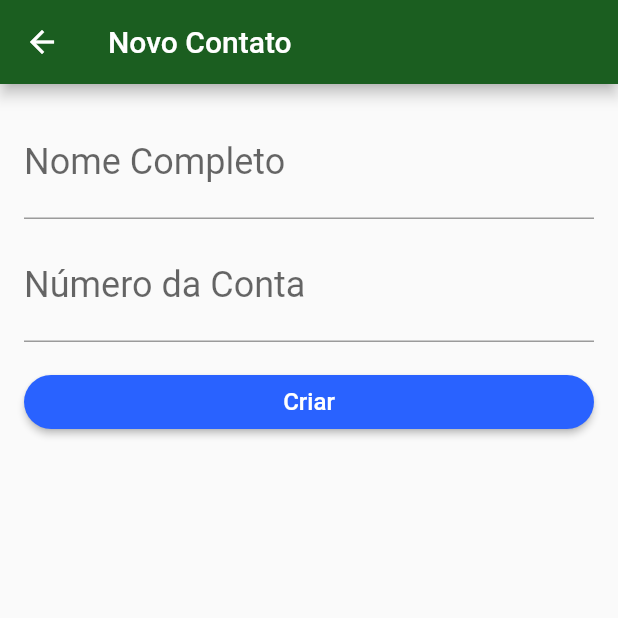
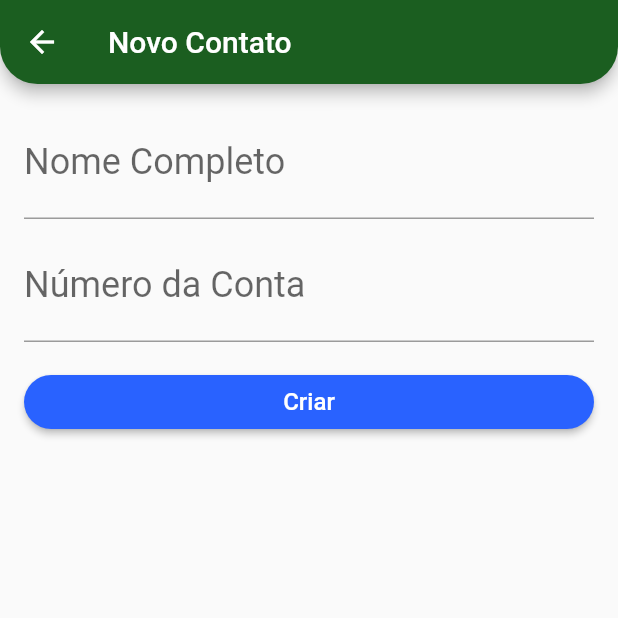
Before and after one commit to SirDiLouis/BytebankAlura, a Flutter app: the ContactsList screen opened directly, after a tap on the "add" icon, on a phone screen of 412 x 824 dp, the top half of it. Run offline on Flutter 3.47's test engine with Material 2 defaults, Android fonts, the phone set to English and light mode, and no system bars; our stand-ins replace sqflite; missing offline and left inert: loading_animations; accounts and stored records are empty.

Commit message:
fatorização e aplicativo completados

```diff
--- /dev/null
+++ b/lib/database/dao/contact_dao.dart
@@ -0,0 +1,47 @@
+import 'package:bytebank/database/app_database.dart';
+import 'package:bytebank/models/contact.dart';
+import 'package:sqflite/sqflite.dart';
+
+class ContactDao {
+  static const String tableSql = 'CREATE TABLE $_tableName('
+      '$_id INTEGER PRIMARY KEY, '
+      '$_name TEXT,'
+      '$_accountNumber INTEGER)';
+  static const String _tableName = 'contacts';
+  static const String _id = 'id';
+  static const String _name = 'name';
+  static const String _accountNumber = 'account_name';
+
+  Future<int> save(Contact contact) async {
+    final Database db = await getDatabase();
+    Map<String, dynamic> contactMap = _toMap(contact);
+    return db.insert(_tableName, contactMap);
+  }
+
+  Map<String, dynamic> _toMap(Contact contact) {
+    final Map<String, dynamic> contactMap = Map();
+    contactMap[_name] = contact.name;
+    contactMap[_accountNumber] = contact.accountNumber;
+    return contactMap;
+  }
+
+  Future<List<Contact>> findAll() async {
+    final Database db = await getDatabase();
+    final List<Map<String, dynamic>> result = await db.query(_tableName);
+    List<Contact> contacts = _toList(result);
+    return contacts;
+  }
+
+  List<Contact> _toList(List<Map<String, dynamic>> result) {
+    final List<Contact> contacts = List();
+    for (Map<String, dynamic> row in result) {
+      final Contact contact = Contact(
+        row[_id],
+        row[_name],
+        row[_accountNumber],
+      );
+      contacts.add(contact);
+    }
+    return contacts;
+  }
+}
--- a/lib/models/contact.dart
+++ b/lib/models/contact.dart
@@ -11,6 +11,6 @@ class Contact {
 
   @override
   String toString() {
-    return 'Contact{name: $name, accountNumber: $accountNumber}';
+    return 'Contact{id: $id, name: $name, accountNumber: $accountNumber}';
   }
 }
--- a/lib/screens/contact_form.dart
+++ b/lib/screens/contact_form.dart
@@ -1,3 +1,4 @@
+import 'package:bytebank/database/dao/contact_dao.dart';
 import 'package:bytebank/models/contact.dart';
 import 'package:flutter/material.dart';
 
@@ -9,13 +10,21 @@ class ContactForm extends StatefulWidget {
 class _ContactFormState extends State<ContactForm> {
   final TextEditingController _nameController = TextEditingController();
 
-  final TextEditingController _accountNumberController = TextEditingController();
+  final TextEditingController _accountNumberController =
+      TextEditingController();
+
+  final ContactDao _dao = ContactDao();
 
   @override
   Widget build(BuildContext context) {
     return Scaffold(
       appBar: AppBar(
         title: Text('Novo Contato'),
+        shape: RoundedRectangleBorder(
+          borderRadius: BorderRadius.vertical(
+            bottom: Radius.circular(25),
+          ),
+        ),
       ),
       body: Padding(
         padding: const EdgeInsets.all(16.0),
@@ -57,15 +66,15 @@ class _ContactFormState extends State<ContactForm> {
                   ),
                   child: Text(
                     'Criar',
-                    style: TextStyle(
-                      fontSize: 16,
-                    ),
+                    style: TextStyle(fontSize: 16),
                   ),
                   onPressed: () {
                     final String name = _nameController.text;
-                    final int accountNumber = int.tryParse(_accountNumberController.text);
+                    final int accountNumber =
+                        int.tryParse(_accountNumberController.text);
                     final Contact newContact = Contact(0, name, accountNumber);
-                    Navigator.pop(context, newContact);
+                    _dao.save(newContact).then((id) => Navigator.pop(context),
+                    );
                   },
                 ),
               ),
--- a/lib/screens/contacts_list.dart
+++ b/lib/screens/contacts_list.dart
@@ -1,38 +1,70 @@
+import 'package:bytebank/database/dao/contact_dao.dart';
+import 'package:bytebank/models/contact.dart';
 import 'package:bytebank/screens/contact_form.dart';
 import 'package:flutter/material.dart';
+import 'package:loading_animations/loading_animations.dart';
 
-class ContactsList extends StatelessWidget {
+class ContactsList extends StatefulWidget {
+  @override
+  _ContactsListState createState() => _ContactsListState();
+}
+
+class _ContactsListState extends State<ContactsList> {
+  final ContactDao _dao = ContactDao();
+
   @override
   Widget build(BuildContext context) {
     return Scaffold(
       appBar: AppBar(
+        shape: RoundedRectangleBorder(
+          borderRadius: BorderRadius.vertical(
+            bottom: Radius.circular(25),
+          ),
+        ),
         title: Text('Contatos'),
       ),
-      body: ListView(
-        children: [
-          Column(
-            children: [
-              Card(
-                child: ListTile(
-                  title: Text(
-                    'Diogo',
-                    style: TextStyle(fontSize: 24),
-                  ),
-                  subtitle: Text(
-                    '1000',
-                    style: TextStyle(fontSize: 16),
-                  ),
+      body: FutureBuilder<List<Contact>>(
+        initialData: List(),
+        future: _dao.findAll(),
+        builder: (context, snapshot) {
+          switch (snapshot.connectionState) {
+            case ConnectionState.none:
+              break;
+            case ConnectionState.waiting:
+              return Center(
+                child: LoadingBouncingGrid.square(
+                  backgroundColor: Colors.green,
+                  inverted: true,
+                  size: 100,
                 ),
-              ),
-            ],
-          ),
-        ],
+              );
+              break;
+            case ConnectionState.active:
+              break;
+            case ConnectionState.done:
+              final List<Contact> contacts = snapshot.data;
+              return ListView.builder(
+                itemBuilder: (context, index) {
+                  final Contact contact = contacts[index];
+                  return _ContactItem(contact);
+                },
+                itemCount: contacts.length,
+              );
+              break;
+          }
+          return Center(
+            child: Text(
+              'Unknown Error',
+              style: TextStyle(fontSize: 24),
+            ),
+          );
+        },
       ),
       floatingActionButton: FloatingActionButton(
         onPressed: () {
           Navigator.of(context)
               .push(_createRoute())
-              .then((newContact) => debugPrint(newContact.toString()));
+              .then((value) => setState(() {}));
         },
         child: Icon(
           Icons.add,
@@ -59,3 +91,20 @@ Route _createRoute() {
     },
   );
 }
+
+class _ContactItem extends StatelessWidget {
+  final Contact contact;
+
+  const _ContactItem(this.contact);
+
+  @override
+  Widget build(BuildContext context) {
+    return Card(
+      child: ListTile(
+        title: Text(contact.name, style: TextStyle(fontSize: 24)),
+        subtitle: Text(contact.accountNumber.toString(),
+            style: TextStyle(fontSize: 16)),
+      ),
+    );
+  }
+}
--- a/lib/screens/dashboard.dart
+++ b/lib/screens/dashboard.dart
@@ -7,6 +7,11 @@ class Dashboard extends StatelessWidget {
     return Scaffold(
       appBar: AppBar(
         title: Text('Dashboard'),
+        shape: RoundedRectangleBorder(
+          borderRadius: BorderRadius.vertical(
+            bottom: Radius.circular(25),
+          ),
+        ),
       ),
       body: Padding(
         padding: const EdgeInsets.all(15.0),
--- a/pubspec.yaml
+++ b/pubspec.yaml
@@ -25,6 +25,7 @@ dependencies:
     sdk: flutter
   sqflite:
   path:
+  loading_animations:
 
 
   # The following adds the Cupertino Icons font to your application.
```
Also changed, not shown: lib/database/app_database.dart (+8 -46 lines), lib/main.dart (+0 -11 lines), pubspec.lock.
